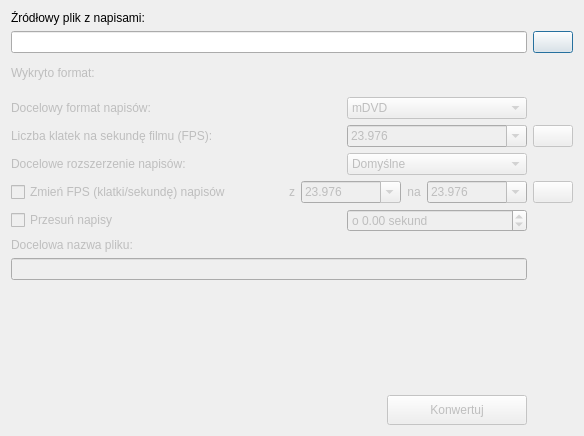
This is gui/ui/frmconvert.ui in QNapi/qnapi as Qt 5 draws it before an edit. The edited form follows.
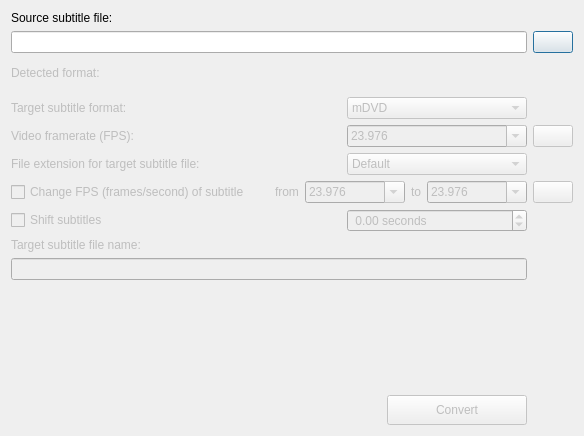
This is the edited form. Icons and pictures are not drawn.

```diff
--- a/gui/ui/frmconvert.ui
+++ b/gui/ui/frmconvert.ui
@@ -21,7 +21,7 @@
    <item row="0" column="0">
     <widget class="QLabel" name="lbSrcSubFile">
      <property name="text">
-      <string>Źródłowy plik z napisami:</string>
+      <string>Source subtitle file:</string>
      </property>
     </widget>
    </item>
@@ -63,7 +63,7 @@
         <bool>false</bool>
        </property>
        <property name="text">
-        <string>Wykryto format:</string>
+        <string>Detected format:</string>
        </property>
       </widget>
      </item>
@@ -106,7 +106,7 @@
         <bool>false</bool>
        </property>
        <property name="text">
-        <string>Docelowy format napisów:</string>
+        <string>Target subtitle format:</string>
        </property>
       </widget>
      </item>
@@ -172,7 +172,7 @@
         <bool>false</bool>
        </property>
        <property name="text">
-        <string>Liczba klatek na sekundę filmu (FPS):</string>
+        <string>Video framerate (FPS):</string>
        </property>
       </widget>
      </item>
@@ -278,7 +278,7 @@
         <bool>false</bool>
        </property>
        <property name="text">
-        <string>Docelowe rozszerzenie napisów:</string>
+        <string>File extension for target subtitle file:</string>
        </property>
       </widget>
      </item>
@@ -314,7 +314,7 @@
        </property>
        <item>
         <property name="text">
-         <string>Domyślne</string>
+         <string>Default</string>
         </property>
        </item>
        <item>
@@ -344,7 +344,7 @@
         <bool>false</bool>
        </property>
        <property name="text">
-        <string>Zmień FPS (klatki/sekundę) napisów</string>
+        <string>Change FPS (frames/second) of subtitle</string>
        </property>
       </widget>
      </item>
@@ -367,7 +367,7 @@
         <bool>false</bool>
        </property>
        <property name="text">
-        <string>z</string>
+        <string>from</string>
        </property>
       </widget>
      </item>
@@ -433,7 +433,7 @@
         <bool>false</bool>
        </property>
        <property name="text">
-        <string>na</string>
+        <string>to</string>
        </property>
        <property name="alignment">
         <set>Qt::AlignCenter</set>
@@ -523,7 +523,7 @@
         <bool>false</bool>
        </property>
        <property name="text">
-        <string>Przesuń napisy</string>
+        <string>Shift subtitles</string>
        </property>
       </widget>
      </item>
@@ -564,10 +564,10 @@
         </size>
        </property>
        <property name="prefix">
-        <string>o </string>
+        <string> </string>
        </property>
        <property name="suffix">
-        <string> sekund</string>
+        <string> seconds</string>
        </property>
        <property name="minimum">
         <double>-999999999.000000000000000</double>
@@ -585,7 +585,7 @@
       <bool>false</bool>
      </property>
      <property name="text">
-      <string>Docelowa nazwa pliku:</string>
+      <string>Target subtitle file name:</string>
      </property>
     </widget>
    </item>
@@ -645,7 +645,7 @@
         </size>
        </property>
        <property name="text">
-        <string>Konwertuj</string>
+        <string>Convert</string>
        </property>
       </widget>
      </item>
```
Left out of the diff: 6 changed lines with no effect on the pictures.
